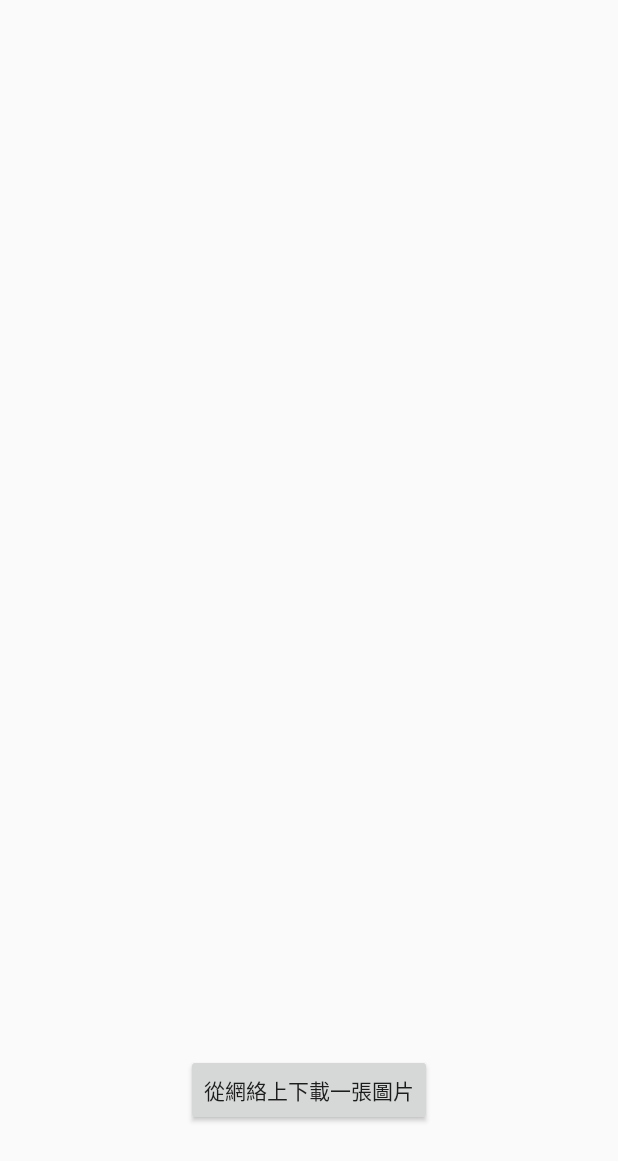
After one commit to Clairehuei/MyCCE, an Android app: the layout activity__async.xml on its own in the app's theme, with its tools: preview values and no code run, on a phone screen of 412 x 824 dp. The commit adds this screen. Shown: the top 1161 px of the screen. Run offline under Robolectric (Android 15) with nearby library versions, the light colour scheme and no system bars.

Commit message:
新增實作asynctask

```diff
--- /dev/null
+++ b/app/src/main/res/layout/activity__async.xml
@@ -0,0 +1,23 @@
+<RelativeLayout xmlns:android="http://schemas.android.com/apk/res/android"
+    xmlns:tools="http://schemas.android.com/tools"
+    android:layout_width="match_parent"
+    android:layout_height="match_parent" >
+
+    <ImageView
+        android:id="@+id/dwlImageView"
+        android:layout_width="wrap_content"
+        android:layout_height="200dp"
+        android:layout_alignParentRight="true"
+        android:layout_alignParentTop="true"
+        android:scaleType="fitCenter"/>
+
+    <Button
+        android:id="@+id/dwlButton"
+        android:layout_width="wrap_content"
+        android:layout_height="wrap_content"
+        android:text="從網絡上下載一張圖片"
+        android:layout_alignParentBottom="true"
+        android:layout_centerHorizontal="true"
+        android:layout_marginBottom="73dp" />
+
+</RelativeLayout>
--- a/app/src/main/res/layout/activity_main.xml
+++ b/app/src/main/res/layout/activity_main.xml
@@ -73,7 +73,7 @@
             android:id="@+id/threeNineTry"
             style="@style/MainButton"
             android:drawableTop="@drawable/btn_ball_fire"
-            tools:text="@string/threeNineTry"
+            android:text="asynctask"
             app:layout_gravity="center" />
 
         <Button
--- a/app/src/main/res/values/strings.xml
+++ b/app/src/main/res/values/strings.xml
@@ -42,6 +42,7 @@
     <string name="hello_blank_fragment">Hello blank fragment</string>
     <string name="title_activity_activity_fragment2">Activity_fragment2</string>
     <string name="title_activity_activity__gopher1">打地鼠</string>
+    <string name="title_activity_activity__async">Activity_Async</string>
 
 
 </resources>
```
Also changed, not shown: app/src/main/AndroidManifest.xml (+6 -2 lines), app/src/main/java/com/codekitchen/allen/mycce/Activity_Async.java (added, +160 -0 lines), app/src/main/java/com/codekitchen/allen/mycce/MainActivity.java (+7 -0 lines), app/src/main/res/menu/menu_activity_async.xml (added, +7 -0 lines).
